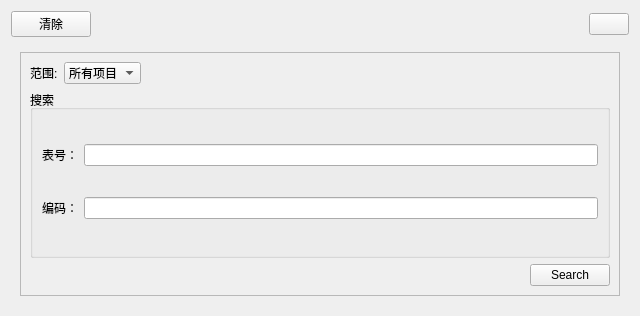
The window that eq/searchform.ui (xuqingxiangstu/platform) describes before a commit, drawn with Qt 5.
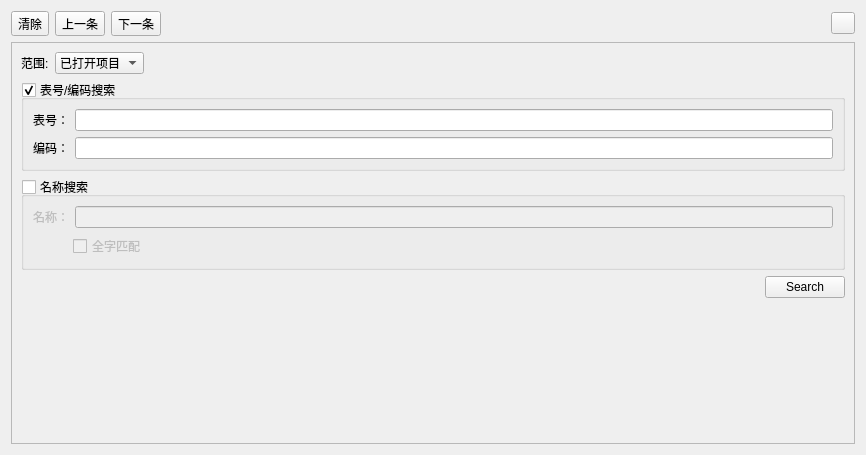
The same window after the commit. Icons and pictures are not drawn.

Commit message:
搜索定位
搜索表号编码及定位
恢复默认布局

```diff
--- a/eq/searchform.ui
+++ b/eq/searchform.ui
@@ -6,8 +6,8 @@
    <rect>
     <x>0</x>
     <y>0</y>
-    <width>640</width>
-    <height>316</height>
+    <width>866</width>
+    <height>455</height>
    </rect>
   </property>
   <property name="windowTitle">
@@ -20,10 +20,45 @@
    <item>
     <layout class="QHBoxLayout" name="horizontalLayout_5">
      <item>
-      <widget class="QPushButton" name="clearBtn">
+      <widget class="QToolButton" name="clearBtn">
        <property name="text">
         <string>清除</string>
        </property>
+       <property name="icon">
+        <iconset resource="qrc.qrc">
+         <normaloff>:/icon/clear.png</normaloff>:/icon/clear.png</iconset>
+       </property>
+       <property name="toolButtonStyle">
+        <enum>Qt::ToolButtonTextBesideIcon</enum>
+       </property>
+      </widget>
+     </item>
+     <item>
+      <widget class="QToolButton" name="leftBtn">
+       <property name="text">
+        <string>上一条</string>
+       </property>
+       <property name="icon">
+        <iconset resource="qrc.qrc">
+         <normaloff>:/icon/left.png</normaloff>:/icon/left.png</iconset>
+       </property>
+       <property name="toolButtonStyle">
+        <enum>Qt::ToolButtonTextBesideIcon</enum>
+       </property>
+      </widget>
+     </item>
+     <item>
+      <widget class="QToolButton" name="rightBtn">
+       <property name="text">
+        <string>下一条</string>
+       </property>
+       <property name="icon">
+        <iconset resource="qrc.qrc">
+         <normaloff>:/icon/right.png</normaloff>:/icon/right.png</iconset>
+       </property>
+       <property name="toolButtonStyle">
+        <enum>Qt::ToolButtonTextBesideIcon</enum>
+       </property>
       </widget>
      </item>
      <item>
@@ -41,6 +76,24 @@
      </item>
      <item>
       <widget class="QPushButton" name="closeBtn">
+       <property name="sizePolicy">
+        <sizepolicy hsizetype="Fixed" vsizetype="Fixed">
+         <horstretch>0</horstretch>
+         <verstretch>0</verstretch>
+        </sizepolicy>
+       </property>
+       <property name="minimumSize">
+        <size>
+         <width>24</width>
+         <height>0</height>
+        </size>
+       </property>
+       <property name="maximumSize">
+        <size>
+         <width>16</width>
+         <height>16777215</height>
+        </size>
+       </property>
        <property name="styleSheet">
         <string notr="true">QPushButton#closeBtn{border-image: url(:/icon/close.png);}</string>
        </property>
@@ -58,6 +111,18 @@
      </property>
      <widget class="QWidget" name="searchParamPage">
       <layout class="QVBoxLayout" name="verticalLayout_2">
+       <property name="leftMargin">
+        <number>0</number>
+       </property>
+       <property name="topMargin">
+        <number>0</number>
+       </property>
+       <property name="rightMargin">
+        <number>0</number>
+       </property>
+       <property name="bottomMargin">
+        <number>0</number>
+       </property>
        <item>
         <widget class="QFrame" name="frame_2">
          <property name="frameShape">
@@ -66,7 +131,7 @@
          <property name="frameShadow">
           <enum>QFrame::Raised</enum>
          </property>
-         <layout class="QVBoxLayout" name="verticalLayout_3">
+         <layout class="QVBoxLayout" name="verticalLayout_5">
           <item>
            <layout class="QHBoxLayout" name="horizontalLayout">
             <item>
@@ -80,7 +145,7 @@
              <widget class="QComboBox" name="comboBox">
               <item>
                <property name="text">
-                <string>所有项目</string>
+                <string>已打开项目</string>
                </property>
               </item>
               <item>
@@ -106,9 +171,15 @@
            </layout>
           </item>
           <item>
-           <widget class="QGroupBox" name="groupBox">
+           <widget class="QGroupBox" name="tableCodingGroupBox">
             <property name="title">
-             <string>搜索</string>
+             <string>表号/编码搜索</string>
+            </property>
+            <property name="checkable">
+             <bool>true</bool>
+            </property>
+            <property name="checked">
+             <bool>true</bool>
             </property>
             <layout class="QVBoxLayout" name="verticalLayout">
              <item>
@@ -143,6 +214,81 @@
                </item>
               </layout>
              </item>
+             <item>
+              <layout class="QHBoxLayout" name="horizontalLayout_7" stretch=""/>
+             </item>
+            </layout>
+           </widget>
+          </item>
+          <item>
+           <widget class="QGroupBox" name="nameGroupBox">
+            <property name="title">
+             <string>名称搜索</string>
+            </property>
+            <property name="checkable">
+             <bool>true</bool>
+            </property>
+            <property name="checked">
+             <bool>false</bool>
+            </property>
+            <layout class="QVBoxLayout" name="verticalLayout_3">
+             <item>
+              <layout class="QHBoxLayout" name="horizontalLayout_8">
+               <item>
+                <widget class="QLabel" name="label_4">
+                 <property name="text">
+                  <string>名称：</string>
+                 </property>
+                </widget>
+               </item>
+               <item>
+                <widget class="QLineEdit" name="nameLineEdit"/>
+               </item>
+              </layout>
+             </item>
+             <item>
+              <layout class="QHBoxLayout" name="horizontalLayout_9">
+               <item>
+                <spacer name="horizontalSpacer_3">
+                 <property name="orientation">
+                  <enum>Qt::Horizontal</enum>
+                 </property>
+                 <property name="sizeType">
+                  <enum>QSizePolicy::Fixed</enum>
+                 </property>
+                 <property name="sizeHint" stdset="0">
+                  <size>
+                   <width>40</width>
+                   <height>20</height>
+                  </size>
+                 </property>
+                </spacer>
+               </item>
+               <item>
+                <widget class="QCheckBox" name="wholeWordsCheck">
+                 <property name="text">
+                  <string>全字匹配</string>
+                 </property>
+                 <property name="checked">
+                  <bool>false</bool>
+                 </property>
+                </widget>
+               </item>
+               <item>
+                <spacer name="horizontalSpacer_4">
+                 <property name="orientation">
+                  <enum>Qt::Horizontal</enum>
+                 </property>
+                 <property name="sizeHint" stdset="0">
+                  <size>
+                   <width>40</width>
+                   <height>20</height>
+                  </size>
+                 </property>
+                </spacer>
+               </item>
+              </layout>
+             </item>
             </layout>
            </widget>
           </item>
@@ -170,6 +316,19 @@
             </item>
            </layout>
           </item>
+          <item>
+           <spacer name="verticalSpacer">
+            <property name="orientation">
+             <enum>Qt::Vertical</enum>
+            </property>
+            <property name="sizeHint" stdset="0">
+             <size>
+              <width>20</width>
+              <height>40</height>
+             </size>
+            </property>
+           </spacer>
+          </item>
          </layout>
         </widget>
        </item>
```
Left out of the diff: 9 changed lines with no effect on the pictures. The commit also changes 26 other files.
